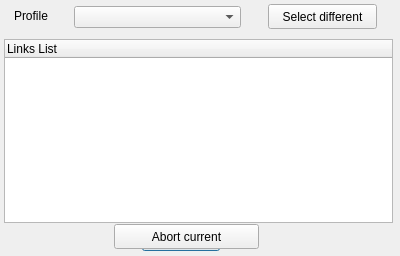
First picture: the form in import.ui, repository pussbb/Link-Saver, before the edit.
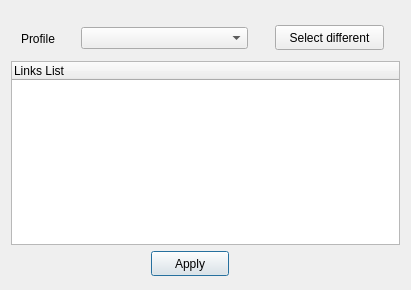
Second picture: the form after the edit. Icons and pictures are not drawn.

Commit message: added elapced time

```diff
--- a/import.ui
+++ b/import.ui
@@ -6,24 +6,117 @@
    <rect>
     <x>0</x>
     <y>0</y>
-    <width>400</width>
-    <height>256</height>
+    <width>411</width>
+    <height>290</height>
    </rect>
   </property>
+  <property name="minimumSize">
+   <size>
+    <width>411</width>
+    <height>290</height>
+   </size>
+  </property>
   <property name="maximumSize">
    <size>
-    <width>400</width>
-    <height>300</height>
+    <width>411</width>
+    <height>290</height>
    </size>
   </property>
   <property name="windowTitle">
    <string>Import</string>
   </property>
+  <layout class="QHBoxLayout" name="horizontalLayout">
+   <item>
+    <widget class="QStackedWidget" name="stackedWidget">
+     <property name="currentIndex">
+      <number>0</number>
+     </property>
+     <widget class="QWidget" name="select">
+      <widget class="QPushButton" name="pushButton_2">
+       <property name="geometry">
+        <rect>
+         <x>140</x>
+         <y>240</y>
+         <width>78</width>
+         <height>25</height>
+        </rect>
+       </property>
+       <property name="text">
+        <string>Apply</string>
+       </property>
+      </widget>
+      <widget class="QTreeWidget" name="itemsview">
+       <property name="geometry">
+        <rect>
+         <x>0</x>
+         <y>50</y>
+         <width>389</width>
+         <height>184</height>
+        </rect>
+       </property>
+       <column>
+        <property name="text">
+         <string>Links List</string>
+        </property>
+        <property name="icon">
+         <iconset resource="linkres.qrc">
+          <normaloff>:/res/link.png</normaloff>:/res/link.png</iconset>
+        </property>
+       </column>
+      </widget>
+      <widget class="QWidget" name="widget" native="true">
+       <property name="geometry">
+        <rect>
+         <x>0</x>
+         <y>10</y>
+         <width>395</width>
+         <height>37</height>
+        </rect>
+       </property>
+       <widget class="QLabel" name="label">
+        <property name="geometry">
+         <rect>
+          <x>10</x>
+          <y>10</y>
+          <width>61</width>
+          <height>16</height>
+         </rect>
+        </property>
+        <property name="text">
+         <string>Profile</string>
+        </property>
+       </widget>
+       <widget class="QComboBox" name="profillist">
+        <property name="geometry">
+         <rect>
+          <x>70</x>
+          <y>6</y>
+          <width>167</width>
+          <height>22</height>
+         </rect>
+        </property>
+       </widget>
+       <widget class="QPushButton" name="pushButton">
+        <property name="geometry">
+         <rect>
+          <x>264</x>
+          <y>4</y>
+          <width>109</width>
+          <height>25</height>
+         </rect>
+        </property>
+        <property name="text">
+         <string>Select different</string>
+        </property>
+       </widget>
+      </widget>
+     </widget>
+     <widget class="QWidget" name="progress">
   <widget class="QWidget" name="process" native="true">
    <property name="geometry">
     <rect>
      <x>10</x>
-     <y>40</y>
+         <y>20</y>
      <width>373</width>
      <height>181</height>
     </rect>
@@ -185,89 +278,11 @@
     </property>
    </widget>
   </widget>
-  <widget class="QTreeWidget" name="itemsview">
-   <property name="geometry">
-    <rect>
-     <x>4</x>
-     <y>39</y>
-     <width>389</width>
-     <height>184</height>
-    </rect>
-   </property>
-   <column>
-    <property name="text">
-     <string>Links List</string>
-    </property>
-    <property name="icon">
-     <iconset resource="linkres.qrc">
-      <normaloff>:/res/link.png</normaloff>:/res/link.png</iconset>
-    </property>
-   </column>
-  </widget>
-  <widget class="QPushButton" name="pushButton_2">
-   <property name="geometry">
-    <rect>
-     <x>142</x>
-     <y>226</y>
-     <width>78</width>
-     <height>25</height>
-    </rect>
-   </property>
-   <property name="text">
-    <string>Apply</string>
-   </property>
-  </widget>
-  <widget class="QWidget" name="widget" native="true">
-   <property name="geometry">
-    <rect>
-     <x>4</x>
-     <y>0</y>
-     <width>395</width>
-     <height>37</height>
-    </rect>
-   </property>
-   <widget class="QLabel" name="label">
-    <property name="geometry">
-     <rect>
-      <x>10</x>
-      <y>8</y>
-      <width>61</width>
-      <height>16</height>
-     </rect>
-    </property>
-    <property name="text">
-     <string>Profile</string>
-    </property>
-   </widget>
-   <widget class="QComboBox" name="profillist">
-    <property name="geometry">
-     <rect>
-      <x>70</x>
-      <y>6</y>
-      <width>167</width>
-      <height>22</height>
-     </rect>
-    </property>
-   </widget>
-   <widget class="QPushButton" name="pushButton">
-    <property name="geometry">
-     <rect>
-      <x>264</x>
-      <y>4</y>
-      <width>109</width>
-      <height>25</height>
-     </rect>
-    </property>
-    <property name="text">
-     <string>Select different</string>
-    </property>
-   </widget>
-  </widget>
   <widget class="QPushButton" name="abort">
    <property name="geometry">
     <rect>
-     <x>114</x>
-     <y>224</y>
+         <x>110</x>
+         <y>230</y>
      <width>145</width>
      <height>25</height>
     </rect>
@@ -280,6 +295,10 @@
     <string>Abort current</string>
    </property>
   </widget>
+     </widget>
+    </widget>
+   </item>
+  </layout>
  </widget>
  <resources>
   <include location="linkres.qrc"/>
```
Left out of the diff: 4 changed lines with no effect on the pictures. Lines whose indentation alone changed are shown as unchanged. The commit also changes 2 other files.
